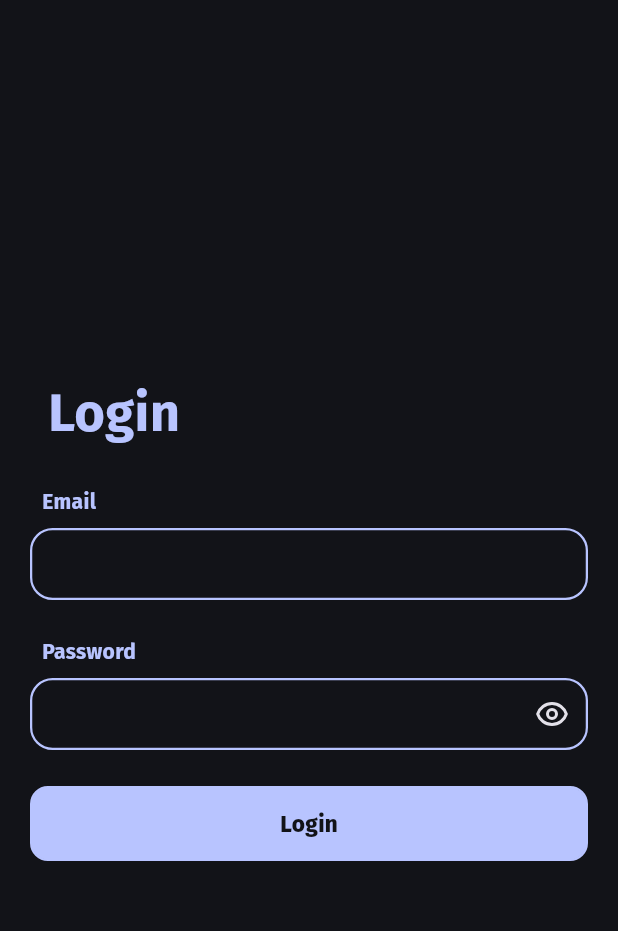
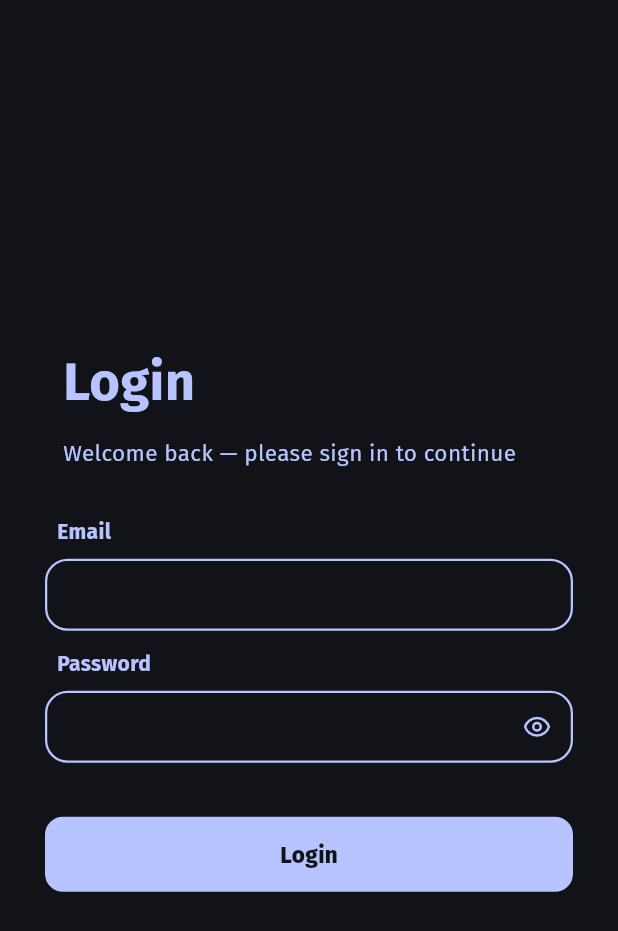
Before and after one commit to CodingSahil/present-unit-flutter, a Flutter app: the screen it shows after launch, on a phone screen of 412 x 824 dp. Shown: the top 931 px of the screen. Run offline on Flutter 3.47's test engine with Material 3 defaults, Android fonts, the phone set to English and light mode, and no system bars; our stand-ins replace bloc, connectivity_plus, either_dart, email_validator, equatable, flutter_bloc and 2 more; accounts and stored records are empty; project files that could hold a hidden picture were left out.

Commit message:
- minor changes

```diff
--- a/lib/helper-widgets/text-field/app_text_field.dart
+++ b/lib/helper-widgets/text-field/app_text_field.dart
@@ -71,15 +71,17 @@ class _AppTextFieldState extends State<AppTextField> {
       enableSuggestions: true,
       obscureText: isEyeOpened,
       inputFormatters: widget.textInputType == TextInputType.phone ? [LengthLimitingTextInputFormatter(10)] : [],
-      style: AppTextTheme.defaultTextStyle(fontSize: 15, color: getColorScheme(context).primary,),
+      style: AppTextTheme.defaultTextStyle(fontSize: 15, color: getColorScheme(context).primary),
       textAlignVertical: TextAlignVertical.center,
       decoration: InputDecoration(
         hint: widget.hint,
         contentPadding: widget.contentPadding ?? EdgeInsets.symmetric(horizontal: 12, vertical: 10),
         enabled: widget.enabled,
-        error:
-            widget.isError
-                ? (widget.errorText ?? "Oops! This field can’t be left blank").textWidget(fontSize: 14,color: getColorScheme(context).error)
+        error: widget.isError
+            ? (widget.errorText ?? "Oops! This field can’t be left blank").textWidget(
+                fontSize: 14,
+                color: getColorScheme(context).error,
+              )
             : null,
         border: OutlineInputBorder(
           borderRadius: BorderRadius.circular(15),
@@ -106,8 +108,7 @@ class _AppTextFieldState extends State<AppTextField> {
           borderSide: BorderSide(color: getColorScheme(context).error, width: 1.5),
         ),
         prefixIcon: widget.prefix,
-        suffixIcon:
-            widget.isPassword
+        suffixIcon: widget.isPassword
             ? GestureDetector(
                 behavior: HitTestBehavior.translucent,
                 onTap: () {
@@ -115,13 +116,18 @@ class _AppTextFieldState extends State<AppTextField> {
                     isEyeOpened = !isEyeOpened;
                   });
                 },
-                  child: Padding(
-                    padding: EdgeInsets.symmetric(horizontal: 12, vertical: 10),
+                child: AnimatedSwitcher(
+                  duration: Duration(milliseconds: 500),
+                  transitionBuilder: (child, animation) => ScaleTransition(
+                    scale: CurvedAnimation(parent: animation, curve: Curves.easeOutBack),
+                    child: FadeTransition(opacity: animation, child: child),
+                  ),
                   child: SvgPicture.asset(
                     isEyeOpened ? AssetsPaths.eyeOpenSVG : AssetsPaths.eyeCloseSVG,
-                      height: 16,
-                      width: 16,
-                      colorFilter: ColorFilter.mode(getColorScheme(context).onSurface, BlendMode.srcIn),
+                    key: ValueKey(isEyeOpened),
+                    height: 20,
+                    width: 20,
+                    colorFilter: ColorFilter.mode(getColorScheme(context).primary, BlendMode.srcIn),
                   ),
                 ),
               )
--- a/lib/helpers/database/supabase_client_keys.dart
+++ b/lib/helpers/database/supabase_client_keys.dart
@@ -4,3 +4,7 @@ class SupabaseClientKeys {
       'eyJhbGciOiJIUzI1NiIsInR5cCI6IkpXVCJ9.eyJpc3MiOiJzdXBhYmFzZSIsInJlZiI6InRqeXFicWNiYnVkeGl5c2pncmd2Iiwicm9sZSI6ImFub24iLCJpYXQiOjE3NDIwNTk3MDUsImV4cCI6MjA1NzYzNTcwNX0.BClQVd_elhS8hCxMn8VP6fTS5wdnJV_XV46kKCd8vx4';
   static const String assignmentBucketName = 'present-unit-assignment-pdf';
 }
+
+class SupabaseTableName {
+
+}
--- a/lib/main.dart
+++ b/lib/main.dart
@@ -3,9 +3,12 @@ import 'package:flutter_bloc/flutter_bloc.dart';
 import 'package:present_unit_flutter/bloc/login/login_bloc.dart';
 import 'package:present_unit_flutter/bloc/theme_mode/theme_mode_bloc.dart';
 import 'package:present_unit_flutter/helpers/colors/theme.dart';
+import 'package:present_unit_flutter/helpers/database/supabase_client_keys.dart';
 import 'package:present_unit_flutter/routes/route_generator.dart';
+import 'package:supabase_flutter/supabase_flutter.dart';
 
 final RegExp passwordRegex = RegExp(r'^(?=.*[A-Z])(?=.*[a-z])(?=.*\d)(?=.*[@$!%*?&])[A-Za-z\d@$!%*?&]{8,}$');
+late final Supabase supabase;
 
 ColorScheme getColorScheme(BuildContext context) {
   final theme = Theme.of(context);
@@ -14,6 +17,7 @@ ColorScheme getColorScheme(BuildContext context) {
 
 void main() async {
   WidgetsFlutterBinding.ensureInitialized();
+  supabase = await Supabase.initialize(url: SupabaseClientKeys.supabaseUrl, anonKey: SupabaseClientKeys.supabaseKey);
   runApp(const MyApp());
 }
 
--- /dev/null
+++ b/lib/rest_apis/supabase_methods.dart
@@ -0,0 +1,3 @@
+class SupabaseMethods {
+
+}
--- a/lib/view/auth/login_view.dart
+++ b/lib/view/auth/login_view.dart
@@ -3,7 +3,9 @@ import 'package:flutter_bloc/flutter_bloc.dart';
 import 'package:present_unit_flutter/bloc/login/login_bloc.dart';
 import 'package:present_unit_flutter/bloc/theme_mode/theme_mode_bloc.dart';
 import 'package:present_unit_flutter/helper-widgets/buttons/common_button.dart';
+import 'package:present_unit_flutter/helper-widgets/loader/loader.dart';
 import 'package:present_unit_flutter/helper-widgets/text-field/labeled_app_text_field.dart';
+import 'package:present_unit_flutter/helpers/extension/double_widget.dart';
 import 'package:present_unit_flutter/helpers/extension/string_widget.dart';
 import 'package:present_unit_flutter/main.dart';
 
@@ -26,9 +28,9 @@ class _LoginViewState extends State<LoginView> {
             child: SingleChildScrollView(
               hitTestBehavior: HitTestBehavior.translucent,
               physics: ClampingScrollPhysics(),
-              padding: EdgeInsets.symmetric(horizontal: 20),
+              padding: EdgeInsets.symmetric(horizontal: 30),
               child: Column(
-                spacing: 24,
+                spacing: 12,
                 children: [
                   Container(
                     padding: EdgeInsets.only(left: 12),
@@ -39,6 +41,15 @@ class _LoginViewState extends State<LoginView> {
                       fontWeight: FontWeight.bold,
                     ),
                   ),
+                  Container(
+                    padding: EdgeInsets.only(left: 12),
+                    alignment: Alignment.centerLeft,
+                    child: "Welcome back — please sign in to continue".textWidget(
+                      fontSize: 15,
+                      color: getColorScheme(context).primary,
+                    ),
+                  ),
+                  8.height,
                   LabeledAppTextField(
                     label: "Email",
                     controller: state.fields.emailController,
@@ -59,9 +70,12 @@ class _LoginViewState extends State<LoginView> {
                         state.validation!.emailValidation!.isError,
                     errorText: state.validation?.emailValidation?.message,
                   ),
+                  12.height,
                   ClickablePrimaryButton(
                     label: "Login",
                     height: 50,
+                    isLoader: state.buttonLoader,
+                    loader: Loader(color: getColorScheme(context).onSurface),
                     fontColor: getColorScheme(context).surface,
                     buttonColor: getColorScheme(context).primary,
                     width: MediaQuery.sizeOf(context).width,
--- a/pubspec.yaml
+++ b/pubspec.yaml
@@ -20,6 +20,7 @@ dependencies:
   equatable: ^2.0.7
   bloc: ^9.1.0
   flutter_bloc: ^9.1.1
+  supabase_flutter: ^2.10.3
 
 dev_dependencies:
   flutter_test:
```
Also changed, not shown: pubspec.lock, 5 other files. Lines whose indentation alone changed are shown as unchanged.
